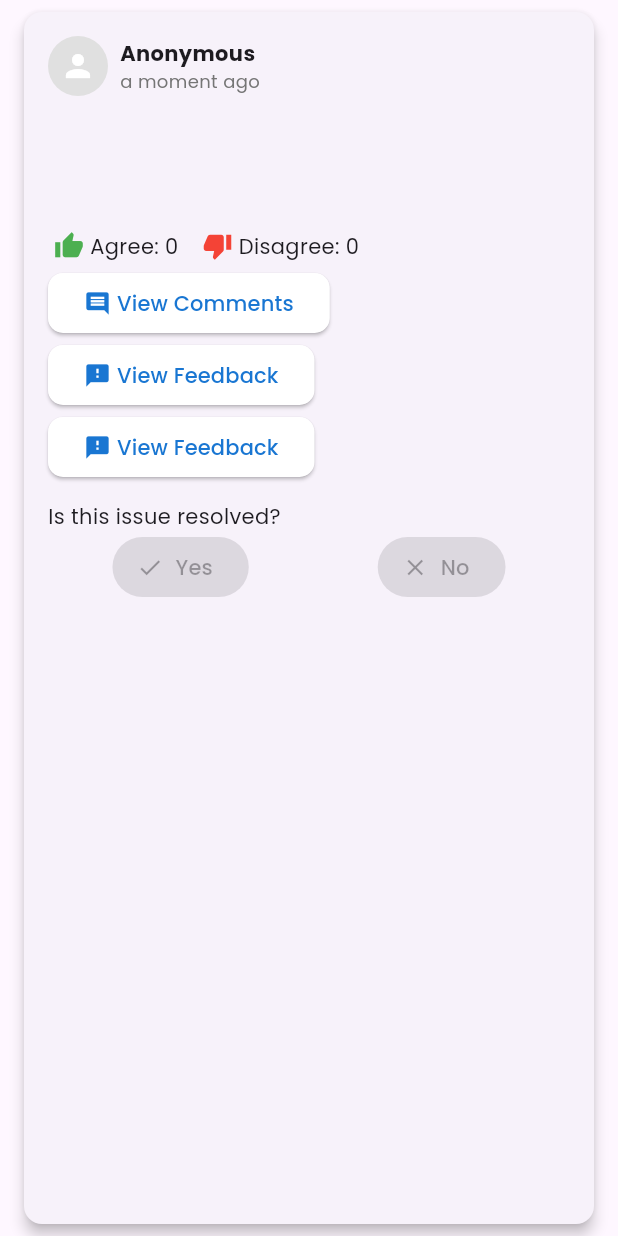
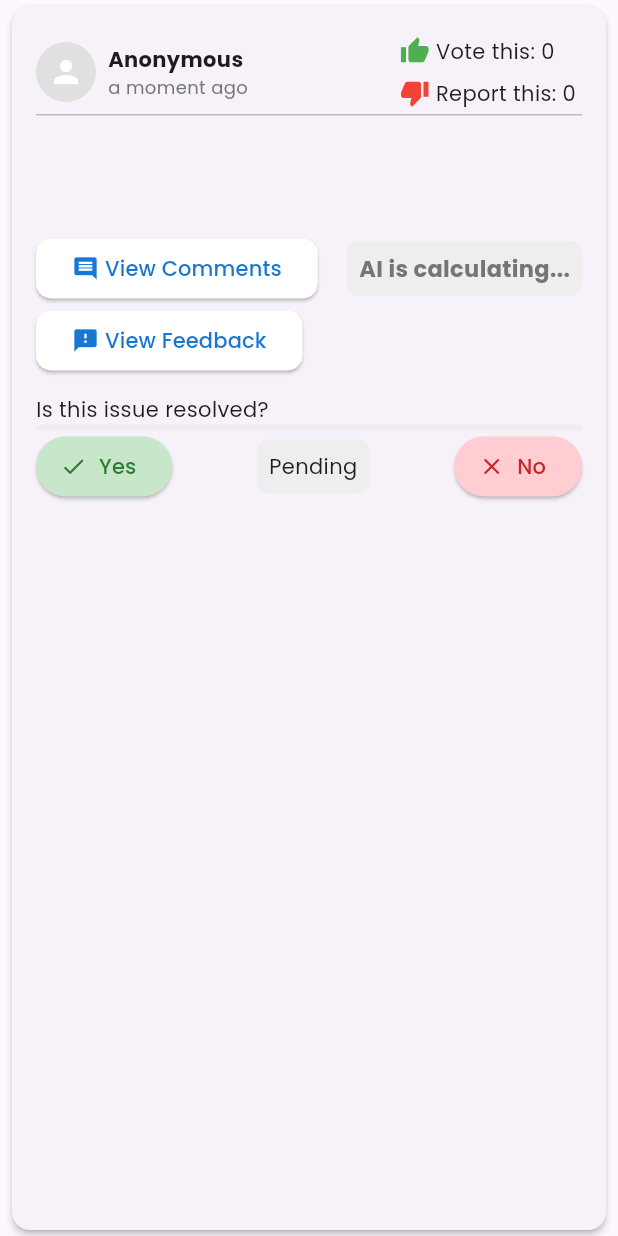
Before and after one commit to zamansheikh/campus_saga, a Flutter app: the PostCard widget shown alone on an empty page, opened directly with empty values, on a phone screen of 412 x 824 dp. Run offline on Flutter 3.47's test engine with Material 3 defaults, Android fonts, the phone set to English and light mode, and no system bars; our stand-ins replace bloc, cloud_firestore, connectivity_plus, dartz, equatable, firebase_auth and 9 more; missing offline and left inert: easy_url_launcher; accounts and stored records are empty; project files that could hold a hidden picture were left out.

Commit message:
add agree feature. disagree feature

```diff
--- a/lib/data/models/post_model.dart
+++ b/lib/data/models/post_model.dart
@@ -14,8 +14,14 @@ class PostModel {
   final List<String> imageUrls;
   final int trueVotes;
   final int falseVotes;
+  final int agree;
+  final int disagree;
   final List<CommentModel> comments;
   final AuthorityFeedbackModel? feedback;
+  final Set<String> trueVoterIds;
+  final Set<String> falseVoterIds;
+  final Set<String> agreeVoterIds;
+  final Set<String> disagreeVoterIds;
 
   const PostModel({
     required this.id,
@@ -28,8 +34,14 @@ class PostModel {
     this.imageUrls = const [],
     this.trueVotes = 0,
     this.falseVotes = 0,
+    this.agree = 0,
+    this.disagree = 0,
     this.comments = const [],
     this.feedback,
+    this.trueVoterIds = const {},
+    this.falseVoterIds = const {},
+    this.agreeVoterIds = const {},
+    this.disagreeVoterIds = const {},
   });
 
   factory PostModel.fromJson(Map<String, dynamic> json) => PostModel(
@@ -40,16 +52,26 @@ class PostModel {
         description: json['description'] as String,
         isResolved: json['isResolved'] as bool? ?? false,
         timestamp: DateTime.parse(json['timestamp'] as String),
-        imageUrls: (json['imageUrls'] as List<dynamic>?)?.map((e) => e as String).toList() ?? [],
+        imageUrls: (json['imageUrls'] as List<dynamic>?)
+                ?.map((e) => e as String)
+                .toList() ??
+            [],
         trueVotes: json['trueVotes'] as int? ?? 0,
         falseVotes: json['falseVotes'] as int? ?? 0,
+        agree: json['agree'] as int? ?? 0,
+        disagree: json['disagree'] as int? ?? 0,
         comments: (json['comments'] as List<dynamic>?)
                 ?.map((e) => CommentModel.fromJson(e as Map<String, dynamic>))
                 .toList() ??
             [],
         feedback: json['feedback'] == null
             ? null
-            : AuthorityFeedbackModel.fromJson(json['feedback'] as Map<String, dynamic>),
+            : AuthorityFeedbackModel.fromJson(
+                json['feedback'] as Map<String, dynamic>),
+        trueVoterIds: Set<String>.from(json['trueVoterIds'] ?? []),
+        falseVoterIds: Set<String>.from(json['falseVoterIds'] ?? []),
+        agreeVoterIds: Set<String>.from(json['agreeVoterIds'] ?? []),
+        disagreeVoterIds: Set<String>.from(json['disagreeVoterIds'] ?? []),
       );
 
   Map<String, dynamic> toJson() => {
@@ -63,8 +85,14 @@ class PostModel {
         'imageUrls': imageUrls,
         'trueVotes': trueVotes,
         'falseVotes': falseVotes,
+        'agree': agree,
+        'disagree': disagree,
         'comments': comments.map((comment) => comment.toJson()).toList(),
         'feedback': feedback?.toJson(),
+        'trueVoterIds': trueVoterIds.toList(),
+        'falseVoterIds': falseVoterIds.toList(),
+        'agreeVoterIds': agreeVoterIds.toList(),
+        'disagreeVoterIds': disagreeVoterIds.toList(),
       };
 
   factory PostModel.fromEntity(Post entity) => PostModel(
@@ -78,8 +106,18 @@ class PostModel {
         imageUrls: entity.imageUrls,
         trueVotes: entity.trueVotes,
         falseVotes: entity.falseVotes,
-        comments: entity.comments.map((comment) => CommentModel.fromEntity(comment)).toList(),
-        feedback: entity.feedback != null ? AuthorityFeedbackModel.fromEntity(entity.feedback!) : null,
+        agree: entity.agree,
+        disagree: entity.disagree,
+        comments: entity.comments
+            .map((comment) => CommentModel.fromEntity(comment))
+            .toList(),
+        feedback: entity.feedback != null
+            ? AuthorityFeedbackModel.fromEntity(entity.feedback!)
+            : null,
+        trueVoterIds: entity.trueVoterIds,
+        falseVoterIds: entity.falseVoterIds,
+        agreeVoterIds: entity.agreeVoterIds,
+        disagreeVoterIds: entity.disagreeVoterIds,
       );
 
   Post toEntity() => Post(
@@ -93,8 +131,14 @@ class PostModel {
         imageUrls: imageUrls,
         trueVotes: trueVotes,
         falseVotes: falseVotes,
+        agree: agree,
+        disagree: disagree,
         comments: comments.map((comment) => comment.toEntity()).toList(),
         feedback: feedback?.toEntity(),
+        trueVoterIds: trueVoterIds,
+        falseVoterIds: falseVoterIds,
+        agreeVoterIds: agreeVoterIds,
+        disagreeVoterIds: disagreeVoterIds,
       );
 
   PostModel copyWith({
@@ -108,8 +152,14 @@ class PostModel {
     List<String>? imageUrls,
     int? trueVotes,
     int? falseVotes,
+    int? agree,
+    int? disagree,
     List<CommentModel>? comments,
     AuthorityFeedbackModel? feedback,
+    Set<String>? trueVoterIds,
+    Set<String>? falseVoterIds,
+    Set<String>? agreeVoterIds,
+    Set<String>? disagreeVoterIds,
   }) =>
       PostModel(
         id: id ?? this.id,
@@ -122,7 +172,13 @@ class PostModel {
         imageUrls: imageUrls ?? this.imageUrls,
         trueVotes: trueVotes ?? this.trueVotes,
         falseVotes: falseVotes ?? this.falseVotes,
+        agree: agree ?? this.agree,
+        disagree: disagree ?? this.disagree,
         comments: comments ?? this.comments,
         feedback: feedback ?? this.feedback,
+        trueVoterIds: trueVoterIds ?? this.trueVoterIds,
+        falseVoterIds: falseVoterIds ?? this.falseVoterIds,
+        agreeVoterIds: agreeVoterIds ?? this.agreeVoterIds,
+        disagreeVoterIds: disagreeVoterIds ?? this.disagreeVoterIds,
       );
 }
--- a/lib/domain/entities/post.dart
+++ b/lib/domain/entities/post.dart
@@ -13,10 +13,14 @@ class Post extends Equatable {
   final List<String> imageUrls;
   final int trueVotes;
   final int falseVotes;
+  final int agree;
+  final int disagree;
   final List<Comment> comments;
   final AuthorityFeedback? feedback;
   final Set<String> trueVoterIds; // Track users who voted true
   final Set<String> falseVoterIds; // Track users who voted false
+  final Set<String> agreeVoterIds; // Track users who voted agree
+  final Set<String> disagreeVoterIds; // Track users who voted disagree
 
   const Post({
     required this.id,
@@ -29,14 +33,20 @@ class Post extends Equatable {
     this.imageUrls = const [],
     this.trueVotes = 0,
     this.falseVotes = 0,
+    this.agree = 0,
+    this.disagree = 0,
     this.comments = const [],
     this.feedback,
     this.trueVoterIds = const {},
     this.falseVoterIds = const {},
+    this.agreeVoterIds = const {},
+    this.disagreeVoterIds = const {},
   });
 
   bool hasUserVotedTrue(String userId) => trueVoterIds.contains(userId);
   bool hasUserVotedFalse(String userId) => falseVoterIds.contains(userId);
+  bool hasUserVotedAgree(String userId) => agreeVoterIds.contains(userId);
+  bool hasUserVotedDisagree(String userId) => disagreeVoterIds.contains(userId);
 
   Post toggleTrueVote(String voterId) {
     if (hasUserVotedTrue(voterId)) {
@@ -70,6 +80,38 @@ class Post extends Equatable {
     }
   }
 
+  Post toggleAgreeVote(String voterId) {
+    if (hasUserVotedAgree(voterId)) {
+      return copyWith(
+        agree: agree - 1,
+        agreeVoterIds: Set<String>.from(agreeVoterIds)..remove(voterId),
+      );
+    } else {
+      return copyWith(
+        agree: agree + 1,
+        disagree: hasUserVotedDisagree(voterId) ? disagree - 1 : disagree,
+        agreeVoterIds: Set<String>.from(agreeVoterIds)..add(voterId),
+        disagreeVoterIds: Set<String>.from(disagreeVoterIds)..remove(voterId),
+      );
+    }
+  }
+
+  Post toggleDisagreeVote(String voterId) {
+    if (hasUserVotedDisagree(voterId)) {
+      return copyWith(
+        disagree: disagree - 1,
+        disagreeVoterIds: Set<String>.from(disagreeVoterIds)..remove(voterId),
+      );
+    } else {
+      return copyWith(
+        disagree: disagree + 1,
+        agree: hasUserVotedAgree(voterId) ? agree - 1 : agree,
+        disagreeVoterIds: Set<String>.from(disagreeVoterIds)..add(voterId),
+        agreeVoterIds: Set<String>.from(agreeVoterIds)..remove(voterId),
+      );
+    }
+  }
+
   Post copyWith({
     String? id,
     String? userId,
@@ -81,10 +123,14 @@ class Post extends Equatable {
     List<String>? imageUrls,
     int? trueVotes,
     int? falseVotes,
+    int? agree,
+    int? disagree,
     List<Comment>? comments,
     AuthorityFeedback? feedback,
     Set<String>? trueVoterIds,
     Set<String>? falseVoterIds,
+    Set<String>? agreeVoterIds,
+    Set<String>? disagreeVoterIds,
   }) {
     return Post(
       id: id ?? this.id,
@@ -97,10 +143,14 @@ class Post extends Equatable {
       imageUrls: imageUrls ?? this.imageUrls,
       trueVotes: trueVotes ?? this.trueVotes,
       falseVotes: falseVotes ?? this.falseVotes,
+      agree: agree ?? this.agree,
+      disagree: disagree ?? this.disagree,
       comments: comments ?? this.comments,
       feedback: feedback ?? this.feedback,
       trueVoterIds: trueVoterIds ?? this.trueVoterIds,
       falseVoterIds: falseVoterIds ?? this.falseVoterIds,
+      agreeVoterIds: agreeVoterIds ?? this.agreeVoterIds,
+      disagreeVoterIds: disagreeVoterIds ?? this.disagreeVoterIds,
     );
   }
 
@@ -116,9 +166,13 @@ class Post extends Equatable {
         imageUrls,
         trueVotes,
         falseVotes,
+        agree,
+        disagree,
         comments,
         feedback,
         trueVoterIds,
         falseVoterIds,
+        agreeVoterIds,
+        disagreeVoterIds,
       ];
 }
--- a/lib/domain/repositories/post_repository.dart
+++ b/lib/domain/repositories/post_repository.dart
@@ -1,9 +1,6 @@
 // lib/domain/repositories/post_repository.dart
 
 import 'dart:io';
-
-import 'package:campus_saga/domain/entities/comment.dart';
-import 'package:campus_saga/domain/entities/feedback.dart';
 import 'package:campus_saga/domain/entities/promotion.dart';
 import 'package:campus_saga/domain/entities/university.dart';
 import 'package:dartz/dartz.dart';
--- a/lib/presentation/bloc/auth/auth_event.dart
+++ b/lib/presentation/bloc/auth/auth_event.dart
@@ -55,4 +55,6 @@ class SignInEvent extends AuthEvent {
   SignInEvent({required this.email, required this.password});
 }
 
+class AuthRefreshRequested extends AuthEvent {}
+
 class SignOutEvent extends AuthEvent {}
--- a/lib/presentation/pages/widgets/post_card.dart
+++ b/lib/presentation/pages/widgets/post_card.dart
@@ -6,9 +6,9 @@ import 'package:campus_saga/domain/entities/feedback.dart';
 import 'package:campus_saga/domain/entities/post.dart';
 import 'package:campus_saga/domain/entities/user.dart';
 import 'package:campus_saga/presentation/bloc/issue/issue_bloc.dart';
-import 'package:campus_saga/presentation/bloc/post/post_bloc.dart';
 import 'package:campus_saga/presentation/pages/widgets/comments_widget.dart';
 import 'package:campus_saga/presentation/pages/widgets/feedback_widget.dart';
+import 'package:campus_saga/presentation/pages/widgets/prediction_widget.dart';
 import 'package:flutter/material.dart';
 import 'package:timeago/timeago.dart' as timeago;
 import 'package:uuid/uuid.dart';
@@ -16,15 +16,10 @@ import 'package:uuid/uuid.dart';
 class PostCard extends StatefulWidget {
   final Post post;
   final User user;
-  final VoidCallback? onResolve;
-  final VoidCallback? onReject;
-
   const PostCard({
     Key? key,
     required this.post,
     required this.user,
-    this.onResolve,
-    this.onReject,
   }) : super(key: key);
 
   @override
@@ -32,13 +27,38 @@ class PostCard extends StatefulWidget {
 }
 
 class _PostCardState extends State<PostCard> {
+  // Method to calculate issue status based on timestamp and feedback
+  String _getIssueStatus() {
+    DateTime referenceTime =
+        widget.post.feedback?.timestamp ?? widget.post.timestamp;
+    final timeDifference = DateTime.now().difference(referenceTime);
+
+    if (timeDifference.inDays > 2) {
+      // If more than 2 days have passed, mark as resolved or not resolved
+      return (widget.post.trueVotes > widget.post.falseVotes)
+          ? "Solved"
+          : "Unsolved";
+    } else {
+      // If less than 2 days, show as inconclusive
+      return "Pending";
+    }
+  }
+
+  _calculatePercentage(int trueVotes, int falseVotes) {
+    final totalVotes = trueVotes + falseVotes;
+    if (totalVotes == 0) {
+      return 0.0;
+    }
+    return trueVotes / totalVotes;
+  }
+
   @override
   Widget build(BuildContext context) {
     var post = this.widget.post;
     return Card(
-      elevation: 4.0,
+      elevation: 2.0,
       shape: RoundedRectangleBorder(borderRadius: BorderRadius.circular(12.0)),
-      margin: const EdgeInsets.symmetric(vertical: 8.0, horizontal: 16.0),
+      margin: const EdgeInsets.symmetric(vertical: 4.0, horizontal: 8.0),
       child: Padding(
         padding: const EdgeInsets.all(16.0),
         child: Column(
@@ -65,10 +85,36 @@ class _PostCardState extends State<PostCard> {
                     ),
                   ],
                 ),
+                const SizedBox(width: 8),
+                Spacer(),
+                Wrap(
+                  direction: Axis.vertical,
+                  children: [
+                    _VoteButton(
+                      icon: Icons.thumb_up,
+                      color: Colors.green,
+                      count: post.trueVotes,
+                      label: "Vote this",
+                      onPressed: () {}, // Implement agree voting
+                    ),
+                    _VoteButton(
+                      icon: Icons.thumb_down,
+                      color: Colors.red,
+                      count: post.falseVotes,
+                      label: "Report this",
+                      onPressed: () {}, // Implement disagree voting
+                    ),
                   ],
                 ),
-            const SizedBox(height: 12.0),
-
+              ],
+            ),
+            LinearProgressIndicator(
+              value: _calculatePercentage(post.trueVotes, post.falseVotes),
+              backgroundColor: Colors.grey[400],
+              minHeight: 1,
+              valueColor: const AlwaysStoppedAnimation(Colors.green),
+            ),
+            const SizedBox(height: 4.0),
             // Post Title
             Text(
               post.postTitle,
@@ -123,32 +169,9 @@ class _PostCardState extends State<PostCard> {
               ),
             const SizedBox(height: 12.0),
 
-            // Voting and Comment Actions
             Row(
               mainAxisAlignment: MainAxisAlignment.spaceBetween,
               children: [
-                Wrap(
-                  spacing: 8.0,
-                  children: [
-                    _VoteButton(
-                      icon: Icons.thumb_up,
-                      color: Colors.green,
-                      count: post.trueVotes,
-                      label: "Agree",
-                      onPressed: () {}, // Implement agree voting
-                    ),
-                    _VoteButton(
-                      icon: Icons.thumb_down,
-                      color: Colors.red,
-                      count: post.falseVotes,
-                      label: "Disagree",
-                      onPressed: () {}, // Implement disagree voting
-                    ),
-                  ],
-                ),
-              ],
-            ),
-
                 CommentsWidget(
                   comments: post.comments,
                   onAddComment: (CommentText) {
@@ -160,29 +183,17 @@ class _PostCardState extends State<PostCard> {
                       timestamp: DateTime.now(),
                     );
                     setState(() {
-                  post =
-                      post.copyWith(comments: [...post.comments, NewComment]);
+                      post = post
+                          .copyWith(comments: [...post.comments, NewComment]);
                     });
                     sl<IssueBloc>().add(AddACommentEvent(post));
                   },
                 ),
-            Visibility(
-                child: FeedbackWidget(
-                    onAddFeedback: (value) {
-                      final feedback = AuthorityFeedback(
-                        id: Uuid().v4(),
-                        authorityId: widget.user.id,
-                        postId: post.id,
-                        message: value,
-                        timestamp: DateTime.now(),
-                      );
-                      setState(() {
-                        post = post.copyWith(feedback: feedback);
-                      });
-                      sl<IssueBloc>().add(AddAFeedbackEvent(post));
-                    },
-                    buttonName: "View Feedback"),
-                visible: post.feedback != null),
+                //PredictionWidget(),
+                PredictionWidget(post: post),
+              ],
+            ),
+
             if (widget.user.userType == UserType.university)
               Visibility(
                 child: FeedbackWidget(
@@ -200,8 +211,10 @@ class _PostCardState extends State<PostCard> {
                     sl<IssueBloc>().add(AddAFeedbackEvent(post));
                   },
                   buttonName: "Add Feedback",
+                  feedback: post.feedback,
                 ),
                 replacement: FeedbackWidget(
+                  feedback: post.feedback,
                   onAddFeedback: (value) {
                     final feedback = AuthorityFeedback(
                       id: Uuid().v4(),
@@ -222,6 +235,7 @@ class _PostCardState extends State<PostCard> {
             else
               Visibility(
                 child: FeedbackWidget(
+                  feedback: post.feedback,
                   onAddFeedback: (value) {
                     //show a toast
                     fToast(context, message: "You are not an Authority 😒");
@@ -229,6 +243,7 @@ class _PostCardState extends State<PostCard> {
                   buttonName: "View Feedback",
                 ),
                 replacement: FeedbackWidget(
+                    feedback: post.feedback,
                     onAddFeedback: (_) {
                       //show a toast
                       fToast(context, message: "You are not an Authority 😒");
@@ -241,11 +256,16 @@ class _PostCardState extends State<PostCard> {
 
             // Issue Resolution Section
             const Text("Is this issue resolved?"),
+            LinearProgressIndicator(
+              value: _calculatePercentage(post.agree, post.disagree),
+              backgroundColor: Colors.grey[200],
+              valueColor: const AlwaysStoppedAnimation(Colors.green),
+            ),
             Row(
-              mainAxisAlignment: MainAxisAlignment.spaceAround,
+              mainAxisAlignment: MainAxisAlignment.spaceBetween,
               children: [
                 ElevatedButton.icon(
-                  onPressed: widget.onResolve,
+                  onPressed: () {},
                   style: ElevatedButton.styleFrom(
                     backgroundColor: Colors.green[100],
                     foregroundColor: Colors.green[800],
@@ -253,8 +273,19 @@ class _PostCardState extends State<PostCard> {
                   icon: const Icon(Icons.check),
                   label: const Text("Yes"),
                 ),
+
+                // New button showing issue status
+                Container(
+                  padding: const EdgeInsets.all(8.0),
+                  decoration: BoxDecoration(
+                    color: Colors.grey[200],
+                    borderRadius: BorderRadius.circular(8),
+                  ),
+                  child: Text(_getIssueStatus()),
+                ),
+
                 ElevatedButton.icon(
-                  onPressed: widget.onReject,
+                  onPressed: () {},
                   style: ElevatedButton.styleFrom(
                     backgroundColor: Colors.red[100],
                     foregroundColor: Colors.red[800],
--- /dev/null
+++ b/lib/presentation/pages/widgets/prediction_widget.dart
@@ -0,0 +1,50 @@
+import 'package:campus_saga/domain/entities/post.dart';
+import 'package:flutter/material.dart';
+
+class PredictionWidget extends StatelessWidget {
+  final Post post;
+
+  const PredictionWidget({Key? key, required this.post}) : super(key: key);
+
+  @override
+  Widget build(BuildContext context) {
+    final postAge = DateTime.now().difference(post.timestamp);
+    final isTwoDaysOld = postAge.inDays >= 2;
+    final totalVotes = post.trueVotes + post.falseVotes;
+    final trueVoteRatio = totalVotes > 0 ? post.trueVotes / totalVotes : 0;
+    final falseVoteRatio = totalVotes > 0 ? post.falseVotes / totalVotes : 0;
+
+    String predictionText;
+    Color predictionColor;
+
+    if (!isTwoDaysOld) {
+      predictionText = "AI is calculating...";
+      predictionColor = Colors.grey[600]!;
+    } else if (trueVoteRatio >= 0.75) {
+      predictionText = "True Issue";
+      predictionColor = Colors.green[600]!;
+    } else if (falseVoteRatio > 0.5) {
+      predictionText = "False Claim";
+      predictionColor = Colors.red[600]!;
+    } else {
+      predictionText = "Inconclusive";
+      predictionColor = Colors.grey[600]!;
+    }
+
+    return Container(
+      padding: const EdgeInsets.all(8.0),
+      decoration: BoxDecoration(
+        color: Colors.grey[200],
+        borderRadius: BorderRadius.circular(8.0),
+      ),
+      child: Text(
+        predictionText,
+        style: TextStyle(
+          fontWeight: FontWeight.bold,
+          fontSize: 15,
+          color: predictionColor,
+        ),
+      ),
+    );
+  }
+}
```
Also changed, not shown: lib/core/constants/app_constants.dart (+8 -0 lines), lib/presentation/bloc/auth/auth_bloc.dart (+8 -0 lines), lib/presentation/pages/home/issue_page.dart (+9 -0 lines), lib/presentation/pages/post/create_post_page.dart (+8 -0 lines), lib/presentation/pages/profile/profile_page.dart (+10 -2 lines), lib/presentation/pages/promotion/promotion_page.dart (+8 -0 lines), lib/presentation/pages/ranking/ranking_page.dart (+112 -40 lines). Lines whose indentation alone changed are shown as unchanged.
